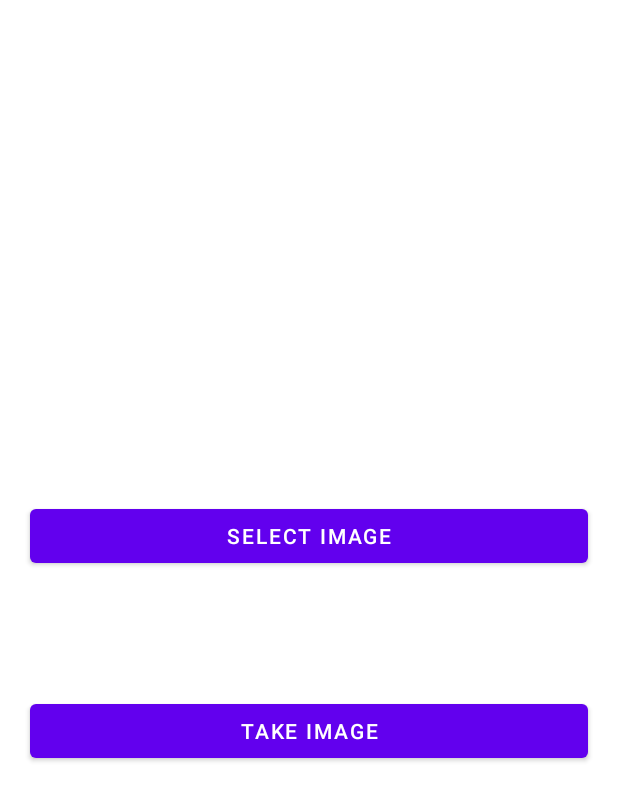
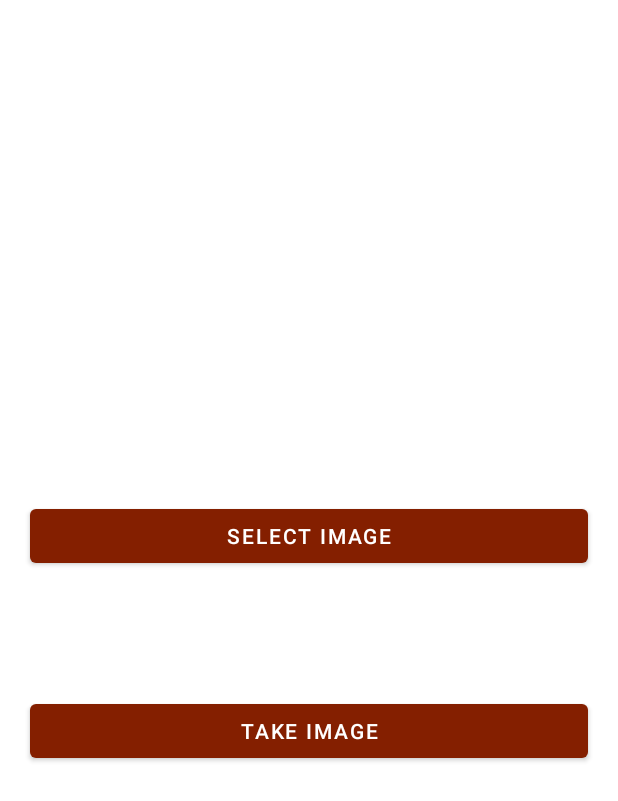
Before and after one commit to MahilaAlmutairi/Machine-Learning-App-TensorFlow-Lite, an Android app: the layout activity_main.xml on its own in the app's theme, with its tools: preview values and no code run, on a phone screen of 412 x 824 dp. Shown: the top 801 px of the screen. Run offline under Robolectric (Android 15) with nearby library versions, the phone set to English and light mode, and no system bars.

Commit message:
Init Commit 🚀

```diff
--- a/app/src/main/AndroidManifest.xml
+++ b/app/src/main/AndroidManifest.xml
@@ -14,7 +14,7 @@
         android:theme="@style/Theme.DateFruitsClassifierApp"
         tools:targetApi="31">
         <activity
-            android:name=".MainActivity"
+            android:name=".ui.MainActivity"
             android:exported="true">
             <intent-filter>
                 <action android:name="android.intent.action.MAIN" />
--- a/app/src/main/java/com/mahila/datefruitsclassifierapp/MainActivity.kt
+++ b/app/src/main/java/com/mahila/datefruitsclassifierapp/ui/MainActivity.kt
@@ -1,4 +1,4 @@
-package com.mahila.datefruitsclassifierapp
+package com.mahila.datefruitsclassifierapp.ui
 
 import android.graphics.Bitmap
 import android.net.Uri
@@ -7,8 +7,10 @@ import android.provider.MediaStore
 import androidx.activity.result.contract.ActivityResultContracts
 import androidx.activity.viewModels
 import androidx.appcompat.app.AppCompatActivity
+import com.mahila.datefruitsclassifierapp.R
 import com.mahila.datefruitsclassifierapp.databinding.ActivityMainBinding
 import com.mahila.datefruitsclassifierapp.ml.DFModel
+import com.mahila.datefruitsclassifierapp.viewModel.DFCViewModel
 import org.tensorflow.lite.DataType
 import org.tensorflow.lite.support.tensorbuffer.TensorBuffer
 import java.nio.ByteBuffer
--- a/app/src/main/java/com/mahila/datefruitsclassifierapp/DFCViewModel.kt
+++ b/app/src/main/java/com/mahila/datefruitsclassifierapp/viewModel/DFCViewModel.kt
@@ -1,4 +1,4 @@
-package com.mahila.datefruitsclassifierapp
+package com.mahila.datefruitsclassifierapp.viewModel
 
 import android.graphics.Bitmap
 import androidx.lifecycle.ViewModel
--- a/app/src/main/res/layout/activity_main.xml
+++ b/app/src/main/res/layout/activity_main.xml
@@ -2,7 +2,7 @@
 <layout xmlns:android="http://schemas.android.com/apk/res/android"
     xmlns:app="http://schemas.android.com/apk/res-auto"
     xmlns:tools="http://schemas.android.com/tools"
-    tools:context=".MainActivity">
+    tools:context=".ui.MainActivity">
 
     <androidx.constraintlayout.widget.ConstraintLayout
         android:layout_width="match_parent"
--- a/app/src/main/res/values/colors.xml
+++ b/app/src/main/res/values/colors.xml
@@ -7,4 +7,7 @@
     <color name="teal_700">#FF018786</color>
     <color name="black">#FF000000</color>
     <color name="white">#FFFFFFFF</color>
+    <color name="BGColor">#FFFBDEAC</color>
+    <color name="DFColor">#FF841F00</color>
+
 </resources>
--- a/app/src/main/res/values/themes.xml
+++ b/app/src/main/res/values/themes.xml
@@ -2,8 +2,8 @@
     <!-- Base application theme. -->
     <style name="Theme.DateFruitsClassifierApp" parent="Theme.MaterialComponents.DayNight.DarkActionBar">
         <!-- Primary brand color. -->
-        <item name="colorPrimary">@color/purple_500</item>
-        <item name="colorPrimaryVariant">@color/purple_700</item>
+        <item name="colorPrimary">@color/DFColor</item>
+        <item name="colorPrimaryVariant">@color/BGColor</item>
         <item name="colorOnPrimary">@color/white</item>
         <!-- Secondary brand color. -->
         <item name="colorSecondary">@color/teal_200</item>
```
